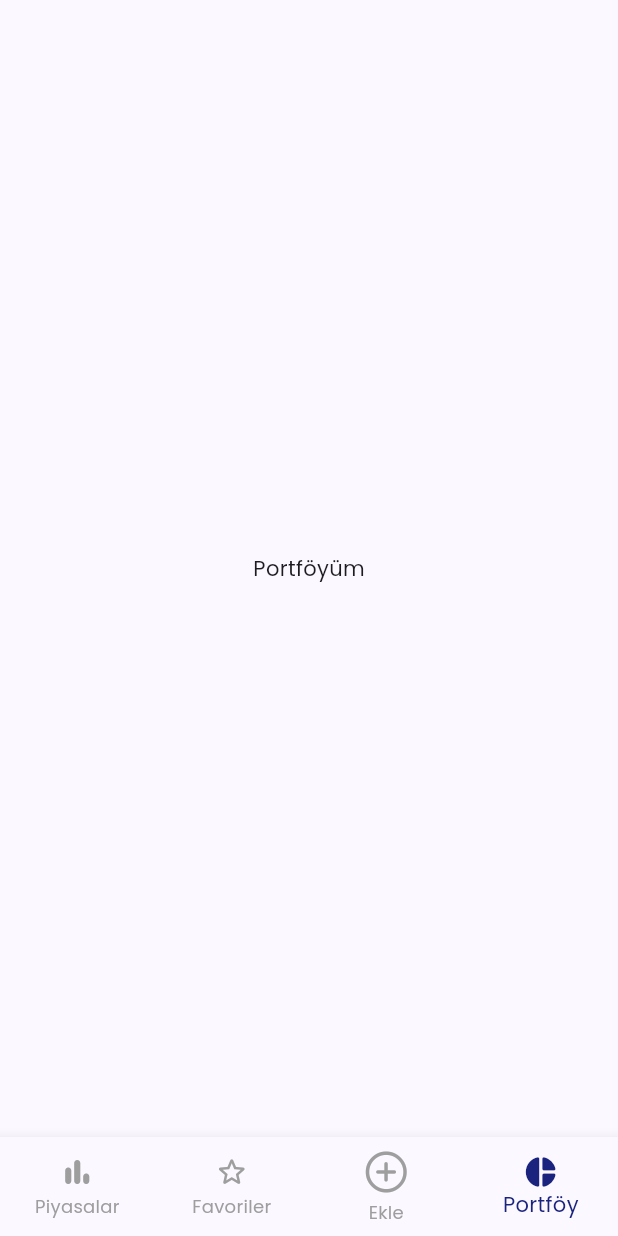
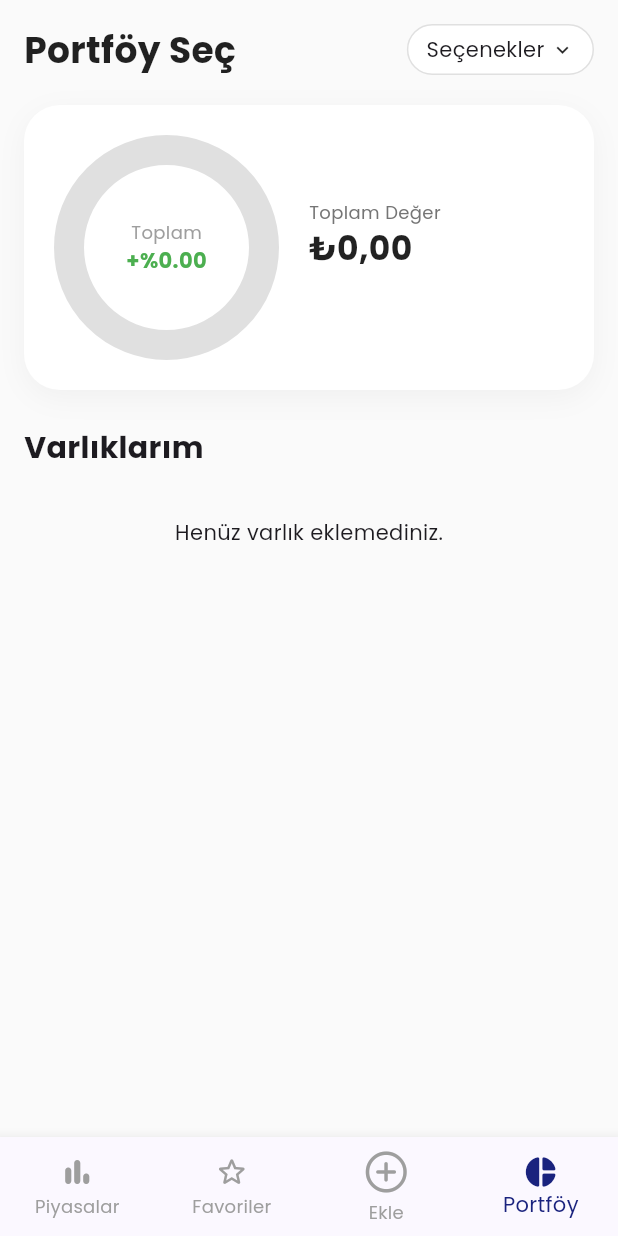
Before and after one commit to Ahmetsplm/AssetMind, a Flutter app: the screen it shows after launch, item 4 of the bottom bar chosen, on a phone screen of 412 x 824 dp. Run offline on Flutter 3.47's test engine with Material 3 defaults, Android fonts, the phone set to English and light mode, and no system bars; drawn by our look-alikes of fl_chart; our stand-ins replace google_fonts, sqflite; accounts and stored records are empty.

Commit message:
Adim 5 : Portföy ekranı Pie Grafiği tamamlandı.

```diff
--- a/lib/providers/portfolio_provider.dart
+++ b/lib/providers/portfolio_provider.dart
@@ -3,53 +3,124 @@ import '../database/database_helper.dart';
 import '../models/portfolio.dart';
 import '../models/holding.dart';
 import '../models/transaction.dart';
+import '../services/api_service.dart';
 
 class PortfolioProvider extends ChangeNotifier {
   List<Portfolio> _portfolios = [];
   Portfolio? _selectedPortfolio;
+  List<Holding> _holdings = [];
+  Map<String, double> _assetPrices = {};
+  bool _isLoading = false;
 
   List<Portfolio> get portfolios => _portfolios;
   Portfolio? get selectedPortfolio => _selectedPortfolio;
+  List<Holding> get holdings => _holdings;
+  bool get isLoading => _isLoading;
 
-  // Load portfolios from DB
+  // Stats
+  double get totalPortfolioValue => _holdings.fold(0, (sum, h) {
+    final price =
+        _assetPrices[h.symbol] ?? h.averageCost; // Fallback to cost if no price
+    return sum + (h.quantity * price);
+  });
+
+  double get totalPortfolioCost =>
+      _holdings.fold(0, (sum, h) => sum + (h.quantity * h.averageCost));
+
+  double get totalProfitLoss => totalPortfolioValue - totalPortfolioCost;
+
+  double get totalProfitLossRate {
+    if (totalPortfolioCost == 0) return 0;
+    return (totalProfitLoss / totalPortfolioCost) * 100;
+  }
+
+  // Stats by Type
+  Map<AssetType, double> get valueByType {
+    final Map<AssetType, double> map = {};
+    for (var h in _holdings) {
+      final price = _assetPrices[h.symbol] ?? h.averageCost;
+      final value = h.quantity * price;
+      map[h.type] = (map[h.type] ?? 0) + value;
+    }
+    return map;
+  }
+
+  int getCountByType(AssetType type) {
+    return _holdings.where((h) => h.type == type && h.quantity > 0).length;
+  }
+
+  double getValueByType(AssetType type) {
+    return valueByType[type] ?? 0;
+  }
+
   Future<void> loadPortfolios() async {
     final db = await DatabaseHelper.instance.database;
     final result = await db.query('portfolios');
     _portfolios = result.map((e) => Portfolio.fromMap(e)).toList();
 
     if (_portfolios.isNotEmpty) {
-      // Logic to select default OR the first one
-      _selectedPortfolio = _portfolios.firstWhere(
-        (p) => p.isDefault,
-        orElse: () => _portfolios.first,
-      );
+      if (_selectedPortfolio == null) {
+        _selectedPortfolio = _portfolios.firstWhere(
+          (p) => p.isDefault,
+          orElse: () => _portfolios.first,
+        );
+      }
+      await loadHoldings();
     }
     notifyListeners();
   }
 
-  // Add new Portfolio
+  Future<void> loadHoldings() async {
+    if (_selectedPortfolio == null) return;
+    _isLoading = true;
+    notifyListeners();
+
+    final db = await DatabaseHelper.instance.database;
+    final result = await db.query(
+      'holdings',
+      where: 'portfolio_id = ? AND quantity > 0', // Only active assets
+      whereArgs: [_selectedPortfolio!.id],
+    );
+
+    _holdings = result.map((e) => Holding.fromMap(e)).toList();
+
+    await _fetchPrices();
+
+    _isLoading = false;
+    notifyListeners();
+  }
+
+  Future<void> _fetchPrices() async {
+    if (_holdings.isEmpty) return;
+    final symbols = _holdings.map((e) => e.symbol).toList();
+    final api = ApiService(); // Or inject
+    _assetPrices = await api.getCurrentPrices(symbols);
+  }
+
   Future<void> addPortfolio(String name) async {
     final db = await DatabaseHelper.instance.database;
     final newPortfolio = Portfolio(
       name: name,
-      isDefault: _portfolios.isEmpty, // Default if it's the first one
+      isDefault: _portfolios.isEmpty,
       creationDate: DateTime.now(),
     );
 
     await db.insert('portfolios', newPortfolio.toMap());
-    await loadPortfolios(); // Reload to get IDs and fresh list
+    // Reload
+    final result = await db.query('portfolios');
+    _portfolios = result.map((e) => Portfolio.fromMap(e)).toList();
 
-    // Select the newly created portfolio
+    // Select the new one
     if (_portfolios.isNotEmpty) {
       _selectedPortfolio = _portfolios.last;
-      notifyListeners();
+      await loadHoldings();
     }
+    notifyListeners();
   }
 
-  // Select a different portfolio
   void selectPortfolio(Portfolio portfolio) {
     _selectedPortfolio = portfolio;
-    notifyListeners();
+    loadHoldings(); // This notifies listeners
   }
 
   // Add Transaction (Buy Logic)
@@ -127,6 +198,6 @@ class PortfolioProvider extends ChangeNotifier {
     );
 
     await db.insert('transactions', newTransaction.toMap());
-    notifyListeners();
+    await loadHoldings(); // Refresh holdings and stats
   }
 }
--- a/lib/screens/home_screen.dart
+++ b/lib/screens/home_screen.dart
@@ -3,6 +3,7 @@ import 'package:flutter/cupertino.dart';
 import 'market_screen.dart';
 import 'favorites_screen.dart';
 import 'add_asset/asset_type_selection_screen.dart';
+import 'portfolio_screen.dart';
 
 class HomeScreen extends StatefulWidget {
   const HomeScreen({super.key});
@@ -18,7 +19,7 @@ class _HomeScreenState extends State<HomeScreen> {
     const MarketScreen(),
     const FavoritesScreen(),
     const AssetTypeSelectionScreen(),
-    const Center(child: Text("Portföyüm")), // Placeholder
+    const PortfolioScreen(),
   ];
 
   @override
--- /dev/null
+++ b/lib/screens/portfolio_screen.dart
@@ -0,0 +1,523 @@
+import 'package:fl_chart/fl_chart.dart';
+import 'package:flutter/material.dart';
+import 'package:google_fonts/google_fonts.dart';
+import 'package:provider/provider.dart';
+import '../providers/portfolio_provider.dart';
+import '../models/holding.dart';
+import 'package:intl/intl.dart';
+
+class PortfolioScreen extends StatelessWidget {
+  const PortfolioScreen({super.key});
+
+  @override
+  Widget build(BuildContext context) {
+    return Scaffold(
+      backgroundColor: Colors.grey[50], // Light background
+      body: SafeArea(
+        child: SingleChildScrollView(
+          padding: const EdgeInsets.all(16),
+          child: Column(
+            crossAxisAlignment: CrossAxisAlignment.start,
+            children: [
+              _buildHeader(context),
+              const SizedBox(height: 20),
+              _buildDashboardCard(context),
+              const SizedBox(height: 24),
+              const Text(
+                'Varlıklarım',
+                style: TextStyle(fontSize: 20, fontWeight: FontWeight.bold),
+              ),
+              const SizedBox(height: 12),
+              _buildAssetCategories(context),
+            ],
+          ),
+        ),
+      ),
+    );
+  }
+
+  Widget _buildHeader(BuildContext context) {
+    return Consumer<PortfolioProvider>(
+      builder: (context, provider, child) {
+        final portfolioName = provider.selectedPortfolio?.name ?? "Portföy Seç";
+
+        return Row(
+          mainAxisAlignment: MainAxisAlignment.spaceBetween,
+          children: [
+            Column(
+              crossAxisAlignment: CrossAxisAlignment.start,
+              children: [
+                Text(
+                  portfolioName,
+                  style: GoogleFonts.poppins(
+                    fontSize: 24,
+                    fontWeight: FontWeight.bold,
+                    color: Colors.black87,
+                  ),
+                ),
+              ],
+            ),
+            PopupMenuButton<int>(
+              borderRadius: BorderRadius.circular(12),
+              child: Container(
+                padding: const EdgeInsets.symmetric(
+                  horizontal: 12,
+                  vertical: 6,
+                ),
+                decoration: BoxDecoration(
+                  color: Colors.white,
+                  border: Border.all(color: Colors.grey.shade300),
+                  borderRadius: BorderRadius.circular(20),
+                ),
+                child: Row(
+                  children: [
+                    const Text("Seçenekler"),
+                    const SizedBox(width: 4),
+                    const Icon(Icons.keyboard_arrow_down, size: 16),
+                  ],
+                ),
+              ),
+              onSelected: (value) {
+                if (value == -1) {
+                  _showAddPortfolioDialog(context, provider);
+                } else {
+                  final p = provider.portfolios.firstWhere(
+                    (e) => e.id == value,
+                  );
+                  provider.selectPortfolio(p);
+                }
+              },
+              itemBuilder: (context) => [
+                ...provider.portfolios.map(
+                  (p) => PopupMenuItem(
+                    value: p.id,
+                    child: Text(
+                      p.name,
+                      style: TextStyle(
+                        fontWeight: p.id == provider.selectedPortfolio?.id
+                            ? FontWeight.bold
+                            : FontWeight.normal,
+                      ),
+                    ),
+                  ),
+                ),
+                const PopupMenuDivider(),
+                const PopupMenuItem(
+                  value: -1,
+                  child: Row(
+                    children: [
+                      Icon(Icons.add, color: Color(0xFF1A237E), size: 20),
+                      SizedBox(width: 8),
+                      Text(
+                        "Yeni Portföy Oluştur",
+                        style: TextStyle(
+                          color: Color(0xFF1A237E),
+                          fontWeight: FontWeight.bold,
+                        ),
+                      ),
+                    ],
+                  ),
+                ),
+              ],
+            ),
+          ],
+        );
+      },
+    );
+  }
+
+  Widget _buildDashboardCard(BuildContext context) {
+    return Consumer<PortfolioProvider>(
+      builder: (context, provider, child) {
+        if (provider.isLoading) {
+          return const SizedBox(
+            height: 250,
+            child: Center(child: CircularProgressIndicator()),
+          );
+        }
+
+        final totalValue = provider.totalPortfolioValue;
+        final totalPL = provider.totalProfitLoss;
+        final plRate = provider.totalProfitLossRate;
+        final isProfit = totalPL >= 0;
+
+        // Data for chart
+        final Map<AssetType, double> data = provider.valueByType;
+        final List<PieChartSectionData> sections = [];
+
+        // Colors
+        Color getColor(AssetType type) {
+          switch (type) {
+            case AssetType.STOCK:
+              return const Color(0xFF4285F4); // Blue
+            case AssetType.GOLD:
+              return const Color(0xFFEA4335); // Red/Orange ish
+            case AssetType.CRYPTO:
+              return const Color(0xFFFBBC05); // Yellow/Orange
+            case AssetType.FOREX:
+              return const Color(0xFF34A853); // Green
+          }
+        }
+
+        data.forEach((type, value) {
+          if (value > 0) {
+            final double percentage = (value / totalValue) * 100;
+            sections.add(
+              PieChartSectionData(
+                color: getColor(type),
+                value: value,
+                title: '${percentage.toStringAsFixed(1)}%',
+                radius: 25,
+                titleStyle: const TextStyle(
+                  fontSize: 10,
+                  fontWeight: FontWeight.bold,
+                  color: Colors.white,
+                ),
+                showTitle: false, // Too small, prefer legend or just visual
+              ),
+            );
+          }
+        });
+
+        // If empty mock data
+        if (sections.isEmpty) {
+          sections.add(
+            PieChartSectionData(
+              color: Colors.grey.shade300,
+              value: 1,
+              radius: 20,
+              showTitle: false,
+            ),
+          );
+        }
+
+        return Container(
+          padding: const EdgeInsets.all(20),
+          decoration: BoxDecoration(
+            color: Colors.white,
+            borderRadius: BorderRadius.circular(24),
+            boxShadow: [
+              BoxShadow(
+                color: Colors.black.withAlpha(10),
+                blurRadius: 15,
+                offset: const Offset(0, 5),
+              ),
+            ],
+          ),
+          child: Row(
+            children: [
+              // Chart
+              SizedBox(
+                height: 150,
+                width: 150,
+                child: Stack(
+                  children: [
+                    PieChart(
+                      PieChartData(
+                        sections: sections,
+                        centerSpaceRadius: 55,
+                        sectionsSpace: 2,
+                      ),
+                    ),
+                    Center(
+                      child: Column(
+                        mainAxisSize: MainAxisSize.min,
+                        children: [
+                          Text(
+                            "Toplam",
+                            style: GoogleFonts.poppins(
+                              color: Colors.grey,
+                              fontSize: 12,
+                            ),
+                          ),
+                          Text(
+                            isProfit
+                                ? "+%${plRate.toStringAsFixed(2)}"
+                                : "%${plRate.toStringAsFixed(2)}",
+                            style: TextStyle(
+                              color: isProfit ? Colors.green : Colors.red,
+                              fontWeight: FontWeight.bold,
+                              fontSize: 14,
+                            ),
+                          ),
+                        ],
+                      ),
+                    ),
+                  ],
+                ),
+              ),
+              const SizedBox(width: 20),
+
+              // Legend & Total
+              Expanded(
+                child: Column(
+                  crossAxisAlignment: CrossAxisAlignment.start,
+                  children: [
+                    Text(
+                      "Toplam Değer",
+                      style: GoogleFonts.poppins(
+                        color: Colors.grey[600],
+                        fontSize: 12,
+                      ),
+                    ),
+                    Text(
+                      '₺${NumberFormat('#,##0.00', 'tr_TR').format(totalValue)}',
+                      style: GoogleFonts.poppins(
+                        fontSize: 22,
+                        fontWeight: FontWeight.bold,
+                        color: Colors.black87,
+                      ),
+                    ),
+                    const SizedBox(height: 16),
+                    _buildLegendItem(
+                      getColor(AssetType.CRYPTO),
+                      "Kripto Para",
+                      data[AssetType.CRYPTO] ?? 0,
+                      totalValue,
+                    ),
+                    _buildLegendItem(
+                      getColor(AssetType.GOLD),
+                      "Değerli Madenler",
+                      data[AssetType.GOLD] ?? 0,
+                      totalValue,
+                    ),
+                    _buildLegendItem(
+                      getColor(AssetType.STOCK),
+                      "Türk Hisse Senetleri",
+                      data[AssetType.STOCK] ?? 0,
+                      totalValue,
+                    ),
+                    _buildLegendItem(
+                      getColor(AssetType.FOREX),
+                      "Döviz",
+                      data[AssetType.FOREX] ?? 0,
+                      totalValue,
+                    ),
+                  ],
+                ),
+              ),
+            ],
+          ),
+        );
+      },
+    );
+  }
+
+  Widget _buildLegendItem(
+    Color color,
+    String text,
+    double value,
+    double total,
+  ) {
+    if (value <= 0) return const SizedBox.shrink();
+    final percent = (value / total) * 100;
+    return Padding(
+      padding: const EdgeInsets.only(bottom: 4),
+      child: Row(
+        children: [
+          CircleAvatar(backgroundColor: color, radius: 4),
+          const SizedBox(width: 8),
+          Expanded(
+            child: Text(
+              text,
+              style: const TextStyle(fontSize: 12, color: Colors.black87),
+            ),
+          ),
+          Text(
+            "${percent.toStringAsFixed(1)}%",
+            style: const TextStyle(
+              fontSize: 12,
+              fontWeight: FontWeight.bold,
+              color: Colors.black54,
+            ),
+          ),
+        ],
+      ),
+    );
+  }
+
+  Widget _buildAssetCategories(BuildContext context) {
+    // Only show categories that have assets
+    return Consumer<PortfolioProvider>(
+      builder: (context, provider, child) {
+        if (provider.isLoading) return const SizedBox();
+
+        final stockCount = provider.getCountByType(AssetType.STOCK);
+        final goldCount = provider.getCountByType(AssetType.GOLD);
+        final cryptoCount = provider.getCountByType(AssetType.CRYPTO);
+        final forexCount = provider.getCountByType(AssetType.FOREX);
+
+        final stockVal = provider.getValueByType(AssetType.STOCK);
+        final goldVal = provider.getValueByType(AssetType.GOLD);
+        final cryptoVal = provider.getValueByType(AssetType.CRYPTO);
+        final forexVal = provider.getValueByType(AssetType.FOREX);
+
+        final total = provider.totalPortfolioValue;
+
+        final List<Widget> items = [];
+
+        if (stockCount > 0)
+          items.add(
+            _buildCategoryItem(
+              "Türk Hisse Senetleri",
+              stockCount,
+              stockVal,
+              total,
+              Icons.show_chart,
+              const Color(0xFF4285F4),
+            ),
+          );
+        if (goldCount > 0)
+          items.add(
+            _buildCategoryItem(
+              "Değerli Madenler",
+              goldCount,
+              goldVal,
+              total,
+              Icons.hexagon_outlined,
+              const Color(0xFFEA4335),
+            ),
+          );
+        if (cryptoCount > 0)
+          items.add(
+            _buildCategoryItem(
+              "Kripto Para",
+              cryptoCount,
+              cryptoVal,
+              total,
+              Icons.currency_bitcoin,
+              const Color(0xFFFBBC05),
+            ),
+          );
+        if (forexCount > 0)
+          items.add(
+            _buildCategoryItem(
+              "Döviz",
+              forexCount,
+              forexVal,
+              total,
+              Icons.attach_money,
+              const Color(0xFF34A853),
+            ),
+          );
+
+        if (items.isEmpty) {
+          return const Center(
+            child: Padding(
+              padding: EdgeInsets.all(20.0),
+              child: Text("Henüz varlık eklemediniz."),
+            ),
+          );
+        }
+
+        return Column(children: items);
+      },
+    );
+  }
+
+  Widget _buildCategoryItem(
+    String title,
+    int count,
+    double value,
+    double total,
+    IconData icon,
+    Color color,
+  ) {
+    final percent = total > 0 ? (value / total) * 100 : 0;
+
+    return Container(
+      margin: const EdgeInsets.only(bottom: 12),
+      padding: const EdgeInsets.all(16),
+      decoration: BoxDecoration(
+        color: Colors.white,
+        borderRadius: BorderRadius.circular(16),
+        border: Border.all(color: color.withAlpha(50)), // Slight border
+        boxShadow: [
+          BoxShadow(
+            color: Colors.grey.withAlpha(20),
+            blurRadius: 5,
+            offset: const Offset(0, 2),
+          ),
+        ],
+      ),
+      child: Row(
+        children: [
+          CircleAvatar(
+            backgroundColor: color.withAlpha(30),
+            child: Icon(icon, color: color, size: 20),
+          ),
+          const SizedBox(width: 16),
+          Expanded(
+            child: Column(
+              crossAxisAlignment: CrossAxisAlignment.start,
+              children: [
+                Text(
+                  title,
+                  style: const TextStyle(
+                    fontWeight: FontWeight.bold,
+                    fontSize: 16,
+                  ),
+                ),
+                Text(
+                  "$count Varlık",
+                  style: const TextStyle(color: Colors.grey, fontSize: 12),
+                ),
+              ],
+            ),
+          ),
+          Column(
+            crossAxisAlignment: CrossAxisAlignment.end,
+            children: [
+              Text(
+                '₺${NumberFormat('#,##0.00', 'tr_TR').format(value)}',
+                style: const TextStyle(fontWeight: FontWeight.bold),
+              ),
+              Text(
+                "${percent.toStringAsFixed(1)}%",
+                style: TextStyle(
+                  color: color,
+                  fontWeight: FontWeight.bold,
+                  fontSize: 12,
+                ),
+              ),
+            ],
+          ),
+        ],
+      ),
+    );
+  }
+
+  void _showAddPortfolioDialog(
+    BuildContext context,
+    PortfolioProvider provider,
+  ) {
+    final TextEditingController controller = TextEditingController();
+    showDialog(
+      context: context,
+      builder: (context) => AlertDialog(
+        title: const Text('Yeni Portföy'),
+        content: TextField(
+          controller: controller,
+          decoration: const InputDecoration(
+            hintText: 'Portföy Adı (Örn: Emeklilik)',
+          ),
+        ),
+        actions: [
+          TextButton(
+            onPressed: () => Navigator.pop(context),
+            child: const Text('İptal'),
+          ),
+          TextButton(
+            onPressed: () {
+              if (controller.text.isNotEmpty) {
+                provider.addPortfolio(controller.text);
+                Navigator.pop(context);
+              }
+            },
+            child: const Text('Oluştur'),
+          ),
+        ],
+      ),
+    );
+  }
+}
```
Also changed, not shown: lib/services/api_service.dart (+34 -0 lines).
